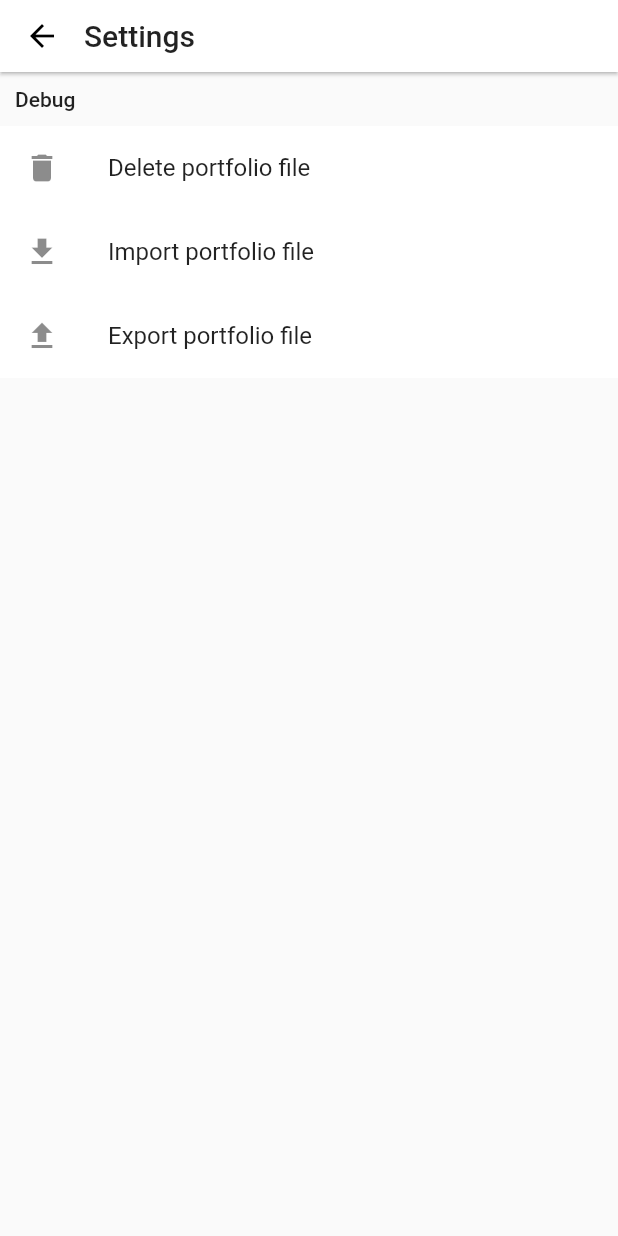
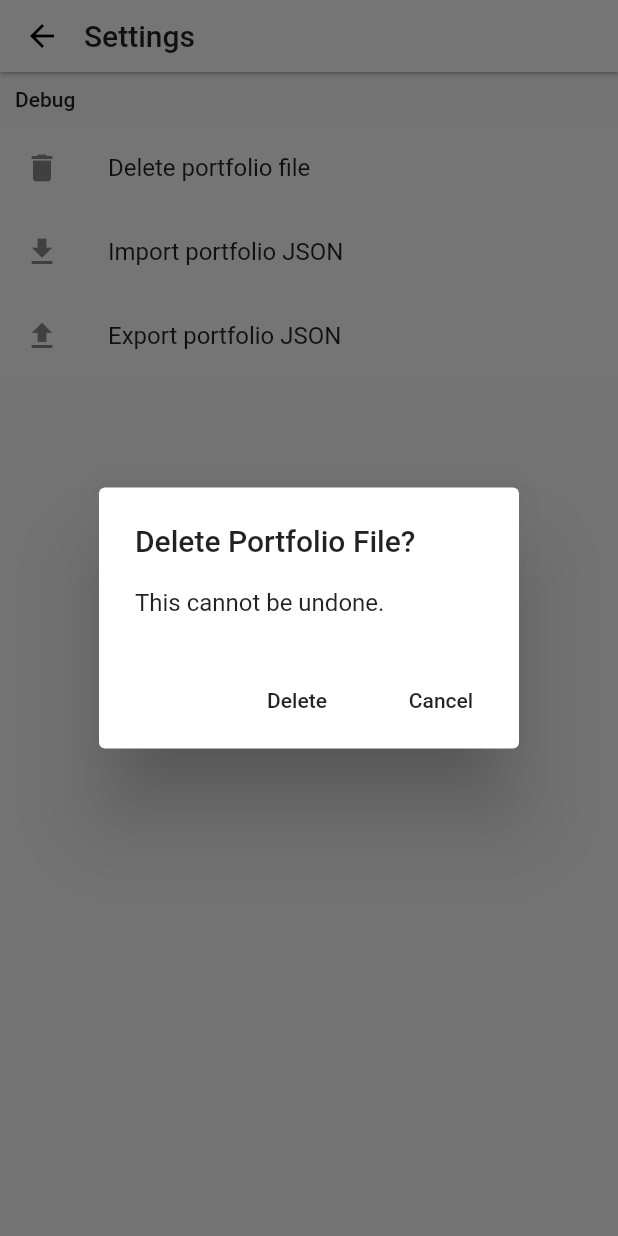
Before and after one commit to huzgrx/trace-flutter, a Flutter app: the SettingsPage screen opened by its route, after a tap on "Delete portfolio file", on a phone screen of 412 x 824 dp. Run offline on Flutter 3.47's test engine with Material 2 defaults, Android fonts, the phone set to English and light mode, and no system bars; our stand-ins replace shared_preferences; missing offline and left inert: flutter_sparkline; accounts and stored records are empty; network calls fail.

Commit message:
settings page alert box, export portfolio

```diff
--- a/lib/settings_page.dart
+++ b/lib/settings_page.dart
@@ -10,12 +10,57 @@ class SettingsPage extends StatefulWidget {
 }
 
 class SettingsPageState extends State<SettingsPage>{
-  _clearPortfolio() {
+  _confirmDeletePortfolio() {
+    showDialog(
+      context: context,
+      builder: (BuildContext context) {
+        return new AlertDialog(
+          title: new Text("Delete Portfolio File?"),
+          content: new Text("This cannot be undone."),
+          actions: <Widget>[
+            new FlatButton(onPressed: () {
+              Navigator.of(context).pop();
+              _deletePortfolio;
+              }, child: new Text("Delete")),
+            new FlatButton(onPressed: () => Navigator.of(context).pop(), child: new Text("Cancel"))
+          ],
+        );
+      }
+    );
+  }
+
+  _deletePortfolio() {
     getApplicationDocumentsDirectory().then((Directory directory) {
       File jsonFile = new File(directory.path + "/portfolio.json");
       print("DELETING PORTFOLIO...");
       jsonFile.delete();
     });
+  }
+
+  _exportPortfolio() {
+    TextEditingController _portfolioExportController = new TextEditingController();
+    _portfolioExportController.text = portfolioMap.toString();
+    Navigator.of(context).push(
+      new MaterialPageRoute(builder: (context) {
+        return new Scaffold(
+          appBar: new PreferredSize(
+            preferredSize: const Size.fromHeight(appBarHeight),
+            child: new AppBar(
+              titleSpacing: 0.0,
+              elevation: appBarElevation,
+              title: new Text("Portfolio JSON"),
+            ),
+          ),
+          body: new Container(
+            padding: const EdgeInsets.all(8.0),
+            child: new TextField(
+              controller: _portfolioExportController,
+              maxLines: 99,
+            ),
+          )
+        );
+      })
+    );
   }
 
   @override
@@ -41,13 +86,13 @@ class SettingsPageState extends State<SettingsPage>{
               child: new ListTile(
                 title: new Text("Delete portfolio file"),
                 leading: new Icon(Icons.delete),
-                onTap: _clearPortfolio,
+                onTap: _confirmDeletePortfolio,
               ),
             ),
             new Container(
               color: Theme.of(context).cardColor,
               child: new ListTile(
-                title: new Text("Import portfolio file"),
+                title: new Text("Import portfolio JSON"),
                 leading: new Icon(Icons.file_download),
                 onTap: null,
               ),
@@ -55,9 +100,9 @@ class SettingsPageState extends State<SettingsPage>{
             new Container(
               color: Theme.of(context).cardColor,
               child: new ListTile(
-                title: new Text("Export portfolio file"),
+                title: new Text("Export portfolio JSON"),
                 leading: new Icon(Icons.file_upload),
-                onTap: null,
+                onTap: _exportPortfolio,
               ),
             ),
           ],
```
